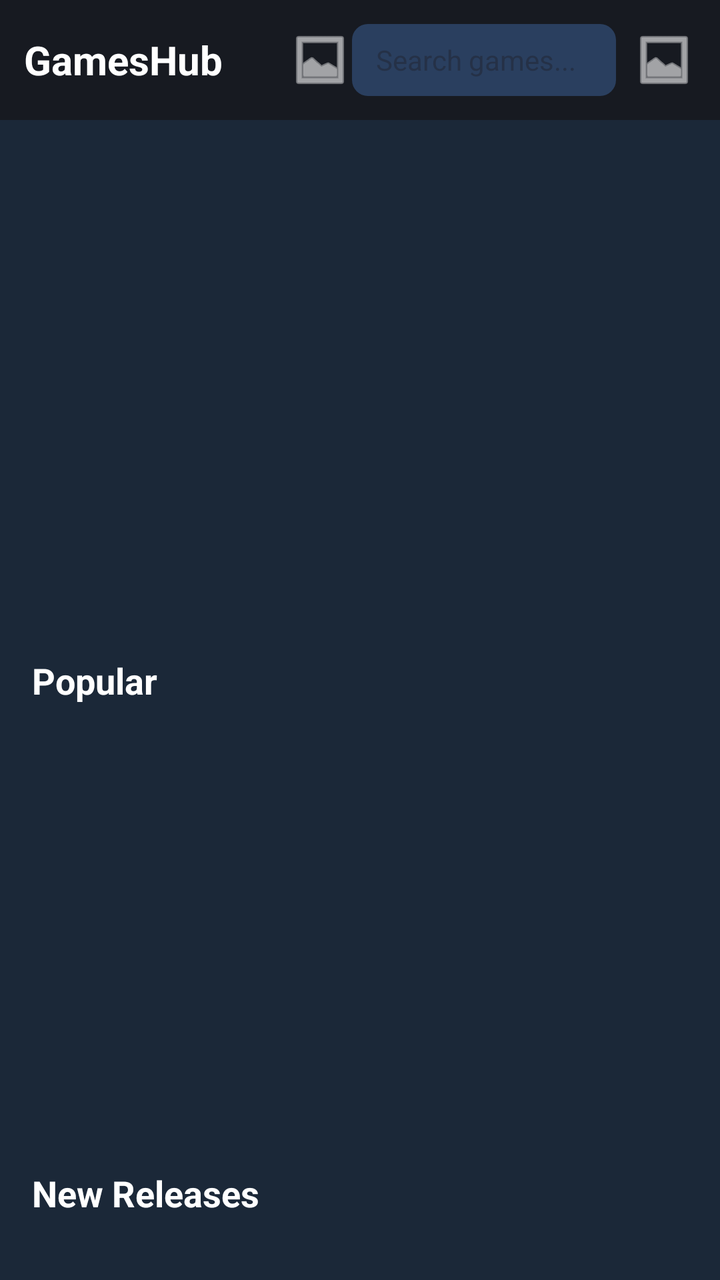
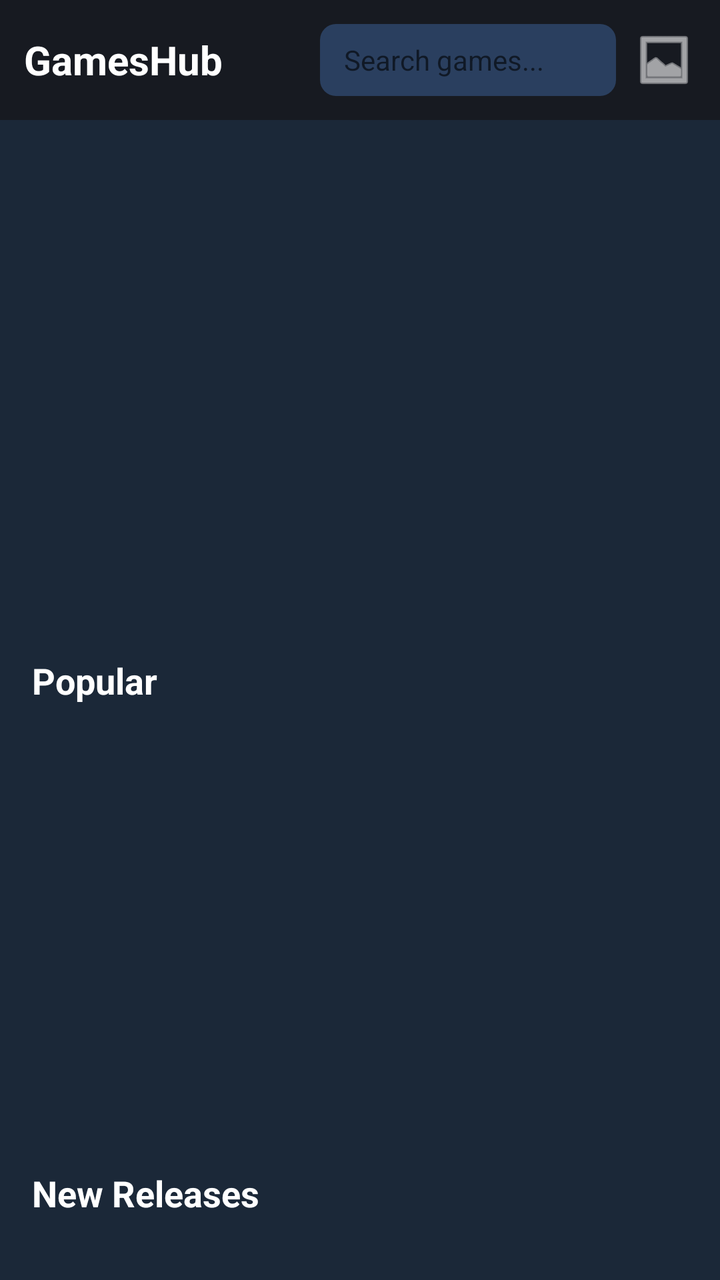

Screens rendered from an Android XML layout before and after an edit, with the pre-edit source and the edit as a unified diff.
<!-- AndroidManifest.xml: application theme Theme.GameHub -->
<!-- res/layout/fragment_games.xml -->
<?xml version="1.0" encoding="utf-8"?>
<androidx.core.widget.NestedScrollView
    xmlns:android="http://schemas.android.com/apk/res/android"
    android:layout_width="match_parent"
    android:layout_height="match_parent"
    android:background="#1B2838">

    <LinearLayout
        android:layout_width="match_parent"
        android:layout_height="wrap_content"
        android:orientation="vertical">

        
        <LinearLayout
            android:layout_width="match_parent"
            android:layout_height="wrap_content"
            android:orientation="horizontal"
            android:gravity="center_vertical"
            android:padding="12dp"
            android:background="#171A21">

            <TextView
                android:layout_width="0dp"
                android:layout_height="wrap_content"
                android:layout_weight="1"
                android:text="GamesHub"
                android:textColor="#FFFFFF"
                android:textSize="20sp"
                android:textStyle="bold" />

            <ImageButton
                android:id="@+id/buttonCart"
                android:layout_width="wrap_content"
                android:layout_height="wrap_content"
                android:src="@android:drawable/ic_menu_gallery"
                android:background="?attr/selectableItemBackgroundBorderless"
                android:tint="#FFFFFF" />

            <EditText
                android:id="@+id/searchBar"
                android:layout_width="0dp"
                android:layout_height="36dp"
                android:layout_weight="1"
                android:hint="Search games..."
                android:textColor="#FFFFFF"
                android:textSize="14sp"
                android:paddingStart="12dp"
                android:paddingEnd="12dp"
                android:background="@drawable/search_bar_bg"
                android:inputType="text"
                android:imeOptions="actionSearch"
                android:focusable="false"
                android:clickable="true"
                android:singleLine="true" />

            <FrameLayout
                android:layout_width="wrap_content"
                android:layout_height="wrap_content"
                android:layout_marginStart="8dp">

                <ImageButton
                    android:id="@+id/buttonCart"
                    android:layout_width="wrap_content"
                    android:layout_height="wrap_content"
                    android:src="@android:drawable/ic_menu_gallery"
                    android:background="?attr/selectableItemBackgroundBorderless"
                    android:tint="#FFFFFF" />

                <TextView
                    android:id="@+id/textCartBadge"
                    android:layout_width="16dp"
                    android:layout_height="16dp"
                    android:layout_gravity="top|end"
                    android:background="@drawable/circle_background"
                    android:textColor="#FFFFFF"
                    android:textSize="10sp"
                    android:gravity="center"
                    android:visibility="gone" />

            </FrameLayout>



        </LinearLayout>

        
        <androidx.viewpager2.widget.ViewPager2
            android:id="@+id/bannerViewPager"
            android:layout_width="match_parent"
            android:layout_height="220dp" />

        
        <LinearLayout
            android:id="@+id/bannerDots"
            android:layout_width="wrap_content"
            android:layout_height="wrap_content"
            android:layout_gravity="center_horizontal"
            android:orientation="horizontal"
            android:padding="8dp" />

        
        <HorizontalScrollView
            android:layout_width="match_parent"
            android:layout_height="wrap_content"
            android:scrollbars="none"
            android:paddingStart="16dp"
            android:paddingTop="12dp"
            android:paddingBottom="4dp">

            <LinearLayout
                android:id="@+id/genreFilterContainer"
                android:layout_width="wrap_content"
                android:layout_height="wrap_content"
                android:orientation="horizontal"
                android:gravity="center_vertical" />

        </HorizontalScrollView>

        
        <TextView
            android:layout_width="wrap_content"
            android:layout_height="wrap_content"
            android:text="Popular"
            android:textColor="#FFFFFF"
            android:textSize="18sp"
            android:textStyle="bold"
            android:layout_margin="16dp" />

        <androidx.recyclerview.widget.RecyclerView
            android:id="@+id/recyclerPopular"
            android:layout_width="match_parent"
            android:layout_height="200dp"
            android:paddingStart="16dp"
            android:clipToPadding="false" />

        
        <LinearLayout
            android:layout_width="match_parent"
            android:layout_height="wrap_content"
            android:orientation="horizontal"
            android:gravity="center_vertical"
            android:layout_marginTop="16dp">

            <TextView
                android:layout_width="0dp"
                android:layout_height="wrap_content"
                android:layout_weight="1"
                android:text="New Releases"
                android:textColor="#FFFFFF"
                android:textSize="18sp"
                android:textStyle="bold"
                android:layout_marginStart="16dp" />

        </LinearLayout>

        <androidx.recyclerview.widget.RecyclerView
            android:id="@+id/recyclerNewRelease"
            android:layout_width="match_parent"
            android:layout_height="wrap_content"
            android:nestedScrollingEnabled="false"
            android:padding="16dp" />

        <Button
            android:id="@+id/buttonShowMore"
            android:layout_width="match_parent"
            android:layout_height="wrap_content"
            android:text="Show More"
            android:layout_margin="16dp"
            android:backgroundTint="#4C6B22"
            android:textColor="#FFFFFF" />

    </LinearLayout>

</androidx.core.widget.NestedScrollView>
<!-- resources referenced by this layout -->
<resources>
  <!-- drawable circle_background (drawable) -->
  <?xml version="1.0" encoding="utf-8"?>
  <shape xmlns:android="http://schemas.android.com/apk/res/android"
      android:shape="oval">
      <solid android:color="@android:color/darker_gray" />
  </shape>
  <!-- drawable search_bar_bg (drawable) -->
  <?xml version="1.0" encoding="utf-8"?>
  <shape xmlns:android="http://schemas.android.com/apk/res/android"
      android:shape="rectangle">
      <solid android:color="#2A3F5F" />
      <corners android:radius="8dp" />
  </shape>
  <style name="Theme.GameHub" parent="Theme.Material3.DayNight.NoActionBar" />
</resources>

<!-- the commit's change to res/layout/fragment_games.xml (unified diff, before → after) -->
@@ -28,13 +28,6 @@
                 android:textSize="20sp"
                 android:textStyle="bold" />
 
-            <ImageButton
-                android:id="@+id/buttonCart"
-                android:layout_width="wrap_content"
-                android:layout_height="wrap_content"
-                android:src="@android:drawable/ic_menu_gallery"
-                android:background="?attr/selectableItemBackgroundBorderless"
-                android:tint="#FFFFFF" />
 
             <EditText
                 android:id="@+id/searchBar"
<!-- resource entries referenced after the edit -->
@@ -13,6 +13,10 @@
       <solid android:color="#2A3F5F" />
       <corners android:radius="8dp" />
   </shape>
-  <style name="Theme.GameHub" parent="Theme.Material3.DayNight.NoActionBar" />
+  <style name="Theme.GameHub" parent="Theme.MaterialComponents.DayNight.NoActionBar">
+          <item name="android:navigationBarColor">@android:color/transparent</item>
+          <item name="android:windowDrawsSystemBarBackgrounds">true</item>
+          <item name="android:fitsSystemWindows">true</item>
+      </style>
 </resources>
 
